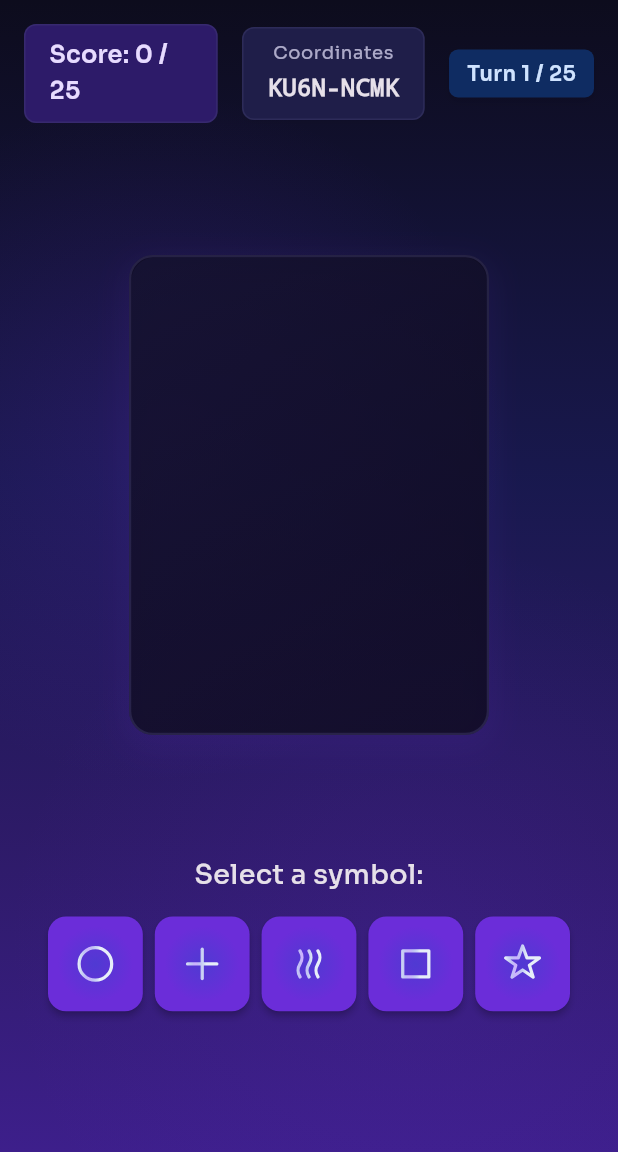
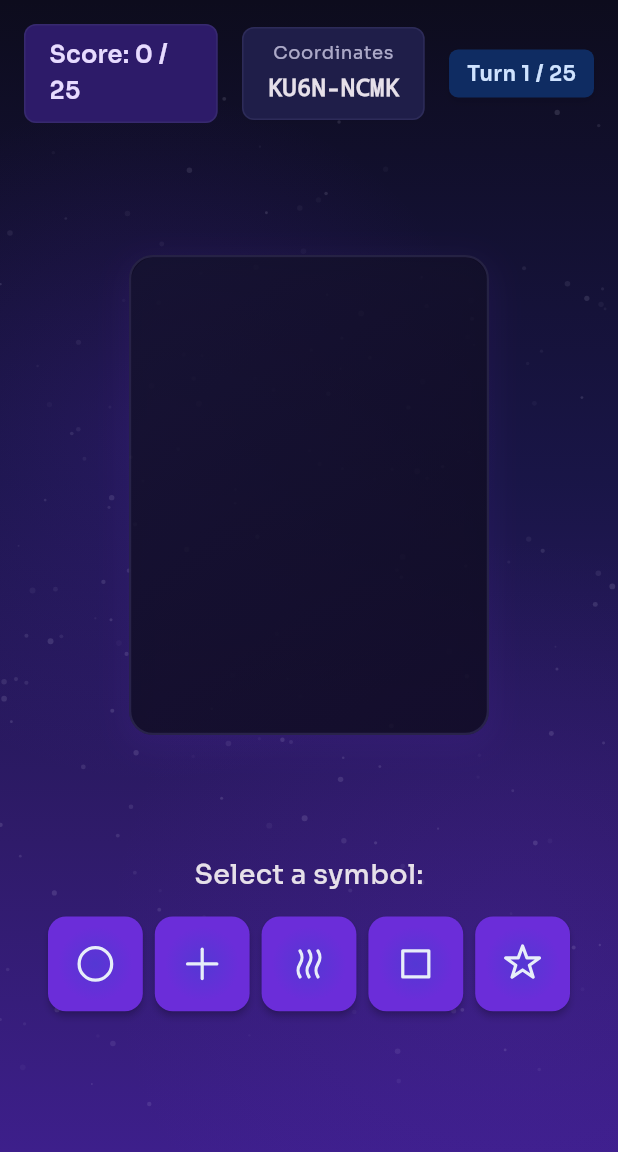
Before and after one commit to supasebie/PsychicTournament, a Flutter app: the screen it shows after launch, after a tap on "Zener Cards", on a phone screen of 412 x 824 dp, the part 84-1236 px from its top. Run offline on Flutter 3.47's test engine with Material 3 defaults, Android fonts, the phone set to English and light mode, and no system bars; our stand-ins replace fl_chart, flutter_svg, google_fonts, google_mobile_ads, sqflite, supabase_flutter and 1 more; accounts and stored records are empty; network calls fail.

Commit message:
Graphics update

```diff
--- a/lib/widgets/animated_gradient_background.dart
+++ b/lib/widgets/animated_gradient_background.dart
@@ -32,7 +32,8 @@ class _AnimatedGradientBackgroundState extends State<AnimatedGradientBackground>
     super.initState();
     _controller = AnimationController(
       vsync: this,
-      duration: widget.duration ?? AppMotion.xlong,
+      // Slow default background motion substantially; caller can override via duration
+      duration: widget.duration ?? const Duration(seconds: 30),
     )..repeat(reverse: true);
     _t = CurvedAnimation(parent: _controller, curve: AppMotion.standard);
   }
@@ -90,7 +91,34 @@ class _AnimatedGradientBackgroundState extends State<AnimatedGradientBackground>
                   child: CustomPaint(
                     painter: _NeonGlowPainter(
                       color: scheme.primary,
-                      t: _t.value * 0.6, // slow the drift
+                      t: _t.value * 1.20, // doubled again (2x of the previous 0.60)
+                    ),
+                  ),
+                ),
+              ),
+              // Subtle starfield twinkle for depth
+              Positioned.fill(
+                child: IgnorePointer(
+                  child: RepaintBoundary(
+                    child: CustomPaint(
+                      painter: _StarfieldPainter(
+                        color: scheme.onSurface.withValues(alpha: 0.7),
+                        t: _t.value,
+                        count: 192,
+                      ),
+                    ),
+                  ),
+                ),
+              ),
+              // Diagonal shimmer sweep overlay
+              Positioned.fill(
+                child: IgnorePointer(
+                  child: RepaintBoundary(
+                    child: CustomPaint(
+                      painter: _ShimmerSweepPainter(
+                        color: scheme.secondary,
+                        t: _t.value,
+                      ),
                     ),
                   ),
                 ),
@@ -102,6 +130,113 @@ class _AnimatedGradientBackgroundState extends State<AnimatedGradientBackground>
         );
       },
     );
+  }
+}
+
+class _ShimmerSweepPainter extends CustomPainter {
+  final Color color;
+  final double t;
+
+  _ShimmerSweepPainter({required this.color, required this.t});
+
+  @override
+  void paint(Canvas canvas, Size size) {
+    // Create a diagonal sweep that moves across the screen.
+    final double w = size.width;
+    final double h = size.height;
+
+    // Position progresses from -0.5 to 1.5 to ensure full pass off-screen.
+    // Multiply time to slow the sweep frequency further if needed.
+    final double p = (t) * 2.0 - 0.5; // -0.5..1.5 (full sweep per controller cycle)
+
+    // Shimmer band thickness relative to diagonal length
+    final double band = (math.sqrt(w * w + h * h)) * 0.22;
+
+    // Compute center of the sweep along a diagonal path
+    final Offset center = Offset(w * p, h * (1.0 - p));
+
+    // Set up a rotated gradient rect covering the screen
+    canvas.save();
+    canvas.translate(center.dx, center.dy);
+    canvas.rotate(-math.pi / 6); // slight tilt for visual interest
+
+    final Rect r = Rect.fromCenter(
+      center: Offset.zero,
+      width: band,
+      height: h * 2.2,
+    );
+
+    // Use a plus blend to add a gentle glow without washing out colors
+    final Paint paint = Paint()
+      ..blendMode = BlendMode.plus
+      ..shader = LinearGradient(
+        begin: Alignment.centerLeft,
+        end: Alignment.centerRight,
+        colors: [
+          color.withValues(alpha: 0.0),
+          color.withValues(alpha: 0.12),
+          color.withValues(alpha: 0.24),
+          color.withValues(alpha: 0.12),
+          color.withValues(alpha: 0.0),
+        ],
+        stops: const [0.0, 0.32, 0.5, 0.68, 1.0],
+      ).createShader(r);
+
+    // Use saveLayer so blend mode applies softly over the background
+    canvas.saveLayer(r, Paint());
+    canvas.drawRect(r, paint);
+    canvas.restore();
+
+    canvas.restore();
+  }
+
+  @override
+  bool shouldRepaint(covariant _ShimmerSweepPainter oldDelegate) {
+    return oldDelegate.t != t || oldDelegate.color != color;
+  }
+}
+
+class _StarfieldPainter extends CustomPainter {
+  final Color color;
+  final double t; // 0..1
+  final int count;
+
+  _StarfieldPainter({required this.color, required this.t, this.count = 36});
+
+  double _hash(int i) {
+    // Deterministic pseudo-random from index
+    return (math.sin(i * 12.9898) * 43758.5453) % 1.0;
+  }
+
+  @override
+  void paint(Canvas canvas, Size size) {
+    final Paint p = Paint()..style = PaintingStyle.fill;
+    final double w = size.width;
+    final double h = size.height;
+
+    for (int i = 0; i < count; i++) {
+      final double rx = (_hash(i) + 0.5 * _hash(i + 97)) % 1.0;
+      final double ry = (_hash(i + 13) + 0.5 * _hash(i + 131)) % 1.0;
+
+      // Keep a margin from the very top to avoid status bar shimmer artifacts
+      final double y = 0.08 * h + ry * (0.88 * h);
+      final double x = rx * w;
+
+      // Twinkle using different frequencies per star (slowed and softened)
+      final double f = 0.10 + 0.20 * ((_hash(i + 7) * 1.3) % 1.0); // 0.10..0.30x
+      final double phase = _hash(i + 23) * 2 * math.pi;
+      final double a = 0.03 + 0.10 * (0.5 + 0.5 * math.sin((t * 0.4 * 2 * math.pi * f) + phase));
+
+      final double sizePx = 0.6 + 1.4 * (_hash(i + 211) * 1.0);
+
+      p.color = color.withValues(alpha: a);
+      canvas.drawCircle(Offset(x, y), sizePx, p);
+    }
+  }
+
+  @override
+  bool shouldRepaint(covariant _StarfieldPainter oldDelegate) {
+    return oldDelegate.t != t || oldDelegate.color != color || oldDelegate.count != count;
   }
 }
 
--- a/lib/widgets/shimmer.dart
+++ b/lib/widgets/shimmer.dart
@@ -9,14 +9,18 @@ class PurpleGlowShimmer extends StatefulWidget {
   final Duration period;
   final double angle; // in radians
   final double highlightWidth; // fraction of child width, 0-1
+  // Portion of the cycle spent idle (no sweep). 0.0..0.9 recommended.
+  final double idleFraction;
 
   const PurpleGlowShimmer({
     super.key,
     required this.child,
     this.enabled = true,
-    this.period = const Duration(milliseconds: 2600),
+    // Much slower default period for a more relaxed, infrequent sweep
+    this.period = const Duration(milliseconds: 13000),
     this.angle = 0.6,
     this.highlightWidth = 0.28,
+    this.idleFraction = 0.8,
   });
 
   @override
@@ -78,7 +82,8 @@ class _PurpleGlowShimmerState extends State<PurpleGlowShimmer>
           AnimatedBuilder(
             animation: _controller,
             builder: (context, _) {
-              final t = _controller.value;
+              final tRaw = _controller.value;
+              final t = _withIdle(tRaw, widget.idleFraction);
               // Pulse the glow slightly for life
               final glowStrength = 0.25 + 0.15 * _easeInOutSine(t);
               return IgnorePointer(
@@ -111,7 +116,8 @@ class _PurpleGlowShimmerState extends State<PurpleGlowShimmer>
                   final width = bounds.width;
                   final height = bounds.height;
 
-                  final t = _controller.value; // 0..1
+                  final tRaw = _controller.value; // 0..1
+                  final t = _easeInOutSine(_withIdle(tRaw, widget.idleFraction));
                   final dx = width * (t * 2 - 1); // -w .. +w sweep
 
                   final angle = widget.angle;
@@ -181,16 +187,20 @@ class Shimmer extends StatefulWidget {
   final double highlightWidth; // fraction of child width, 0-1
   final double baseOpacity;
   final double highlightOpacity;
+  // Portion of the cycle spent idle (no sweep). 0.0..0.9 recommended.
+  final double idleFraction;
 
   const Shimmer({
     super.key,
     required this.child,
     this.enabled = true,
-    this.period = const Duration(milliseconds: 2400),
+    // Much slower default period for a more relaxed, infrequent sweep
+    this.period = const Duration(milliseconds: 12000),
     this.angle = 0.6, // slight diagonal
     this.highlightWidth = 0.25,
     this.baseOpacity = 0.15,
     this.highlightOpacity = 0.65,
+    this.idleFraction = 0.8,
   });
 
   @override
@@ -251,7 +261,8 @@ class _ShimmerState extends State<Shimmer> with SingleTickerProviderStateMixin {
               final width = bounds.width;
 
               // Compute translation along the orthogonal axis to sweep across
-              final t = _controller.value; // 0..1
+              final tRaw = _controller.value; // 0..1
+              final t = _easeInOutSine(_withIdle(tRaw, widget.idleFraction));
               final dx = width * (t * 2 - 1); // -w .. +w sweep
 
               final angle = widget.angle;
@@ -305,6 +316,22 @@ class _ShimmerState extends State<Shimmer> with SingleTickerProviderStateMixin {
   }
 }
 
+// Easing util available to all shimmer types
+double _easeInOutSine(double t) => -0.5 * (dm.cos(dm.pi * t) - 1.0);
+
+// Map controller progress into a value with an idle region at both ends.
+// idleFraction indicates how much of the full cycle time is spent idle across both ends.
+// For example, idleFraction 0.6 means 30% idle at start and 30% idle at end, 40% active.
+// Returns 0..1 progression only during the active middle window.
+double _withIdle(double t, double idleFraction) {
+  final f = idleFraction.clamp(0.0, 0.9);
+  final edge = f / 2.0;
+  if (t <= edge) return 0.0;
+  if (t >= 1.0 - edge) return 1.0;
+  final u = (t - edge) / (1.0 - f); // normalize to 0..1
+  return u;
+}
+
 /// Avoid importing dart:math publicly; tiny wrappers reduce import churn here.
 class MathCos {
   static double _(double r) => dm.cos(r);
```
Also changed, not shown: 1 other file.
